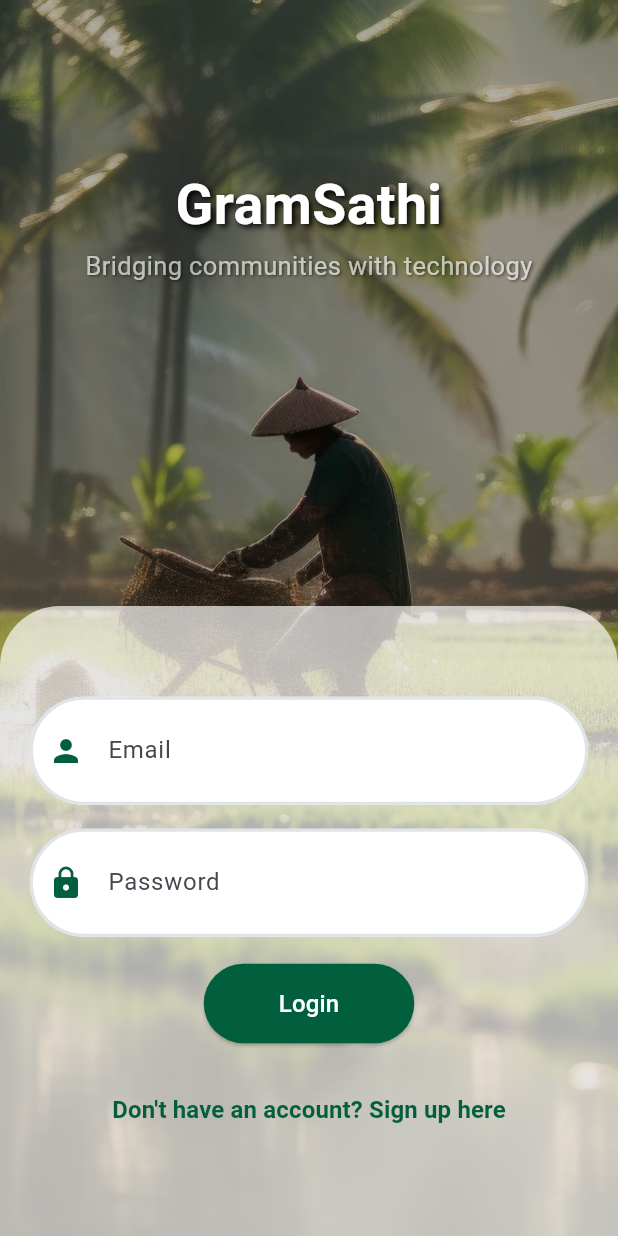
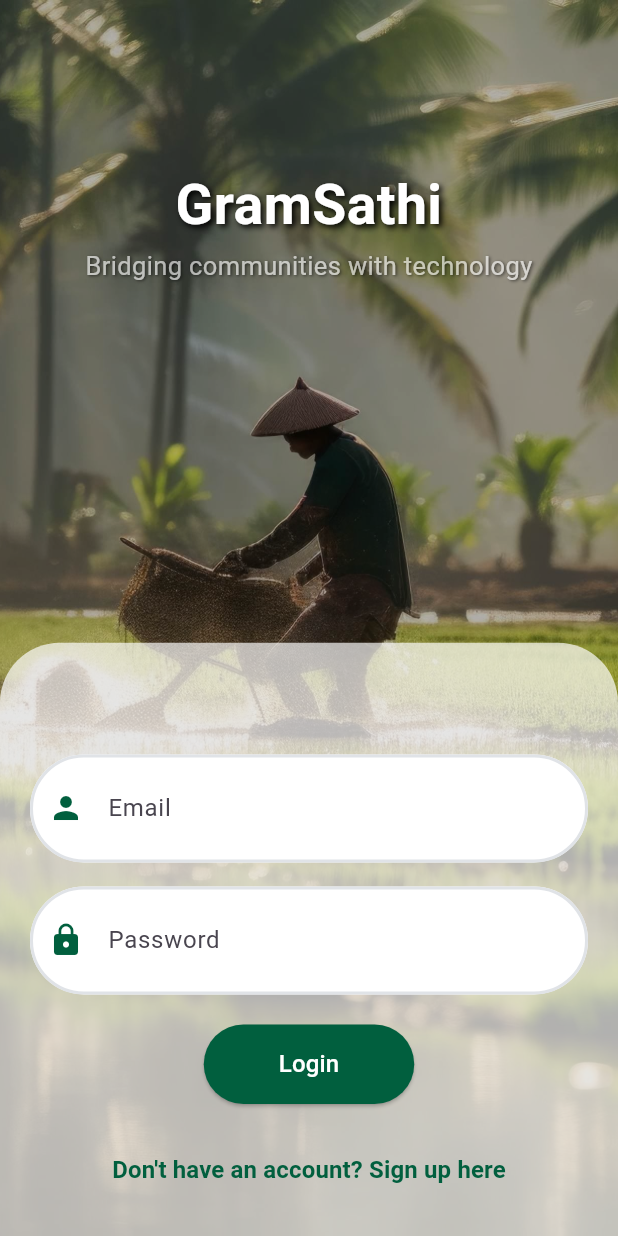
Before and after one commit to EbeyJoeRegi/GramSathi, a Flutter app: the screen it shows after launch, on a phone screen of 412 x 824 dp. Run offline on Flutter 3.47's test engine with Material 3 defaults, Android fonts, the phone set to English and light mode, and no system bars; our stand-ins replace animated_text_kit, google_fonts, weather_icons.

Commit message:
Revert Back

```diff
--- a/Application/lib/config.dart
+++ b/Application/lib/config.dart
@@ -1,3 +1,5 @@
 class AppConfig {
-  static const String baseUrl = 'http://192.168.5.1:3000';
+  //static const String baseUrl = 'http://192.168.213.1:3000'; //CHINMAYEE
+  static const String baseUrl = 'http://192.168.5.1:3000'; //EbeyJoeRegi
+  //comment the unused baseUrl when not in use
 }
--- a/Application/lib/screens/login_screen.dart
+++ b/Application/lib/screens/login_screen.dart
@@ -206,14 +206,11 @@ class _LoginScreenState extends State<LoginScreen>
             ),
           ),
           // White background for the input fields
-          Align(
-            alignment: Alignment.bottomCenter,
-            child: SingleChildScrollView(
-              reverse: true, // ensures scroll adjusts when keyboard opens
+          SingleChildScrollView(
             child: Container(
-                height: 420,
+              height: 450,
               margin: EdgeInsets.only(
-                  top: MediaQuery.of(context).size.height * 0.45,
+                top: MediaQuery.of(context).size.height * 0.52,
               ),
               decoration: BoxDecoration(
                 color: Colors.white.withOpacity(0.68),
@@ -227,8 +224,7 @@ class _LoginScreenState extends State<LoginScreen>
                     controller: _usernameController,
                     decoration: InputDecoration(
                       hintText: 'Email',
-                        prefixIcon:
-                            Icon(Icons.person, color: Color(0xff015F3E)),
+                      prefixIcon: Icon(Icons.person, color: Color(0xff015F3E)),
                       enabledBorder: OutlineInputBorder(
                         borderSide:
                             BorderSide(color: Color(0xFFE0E3E7), width: 2),
@@ -264,15 +260,14 @@ class _LoginScreenState extends State<LoginScreen>
                       contentPadding: EdgeInsets.all(24),
                     ),
                   ),
-                    SizedBox(height: 18),
+                  SizedBox(height: 20),
                   _isLoading
                       ? CircularProgressIndicator()
                       : ElevatedButton(
                           onPressed: _login,
                           child: Text(
                             'Login',
-                              style:
-                                  TextStyle(fontSize: 16, color: Colors.white),
+                            style: TextStyle(fontSize: 16, color: Colors.white),
                           ),
                           style: ElevatedButton.styleFrom(
                             backgroundColor:
@@ -285,7 +280,7 @@ class _LoginScreenState extends State<LoginScreen>
                           ),
                         ),
                   if (_errorMessage.isNotEmpty) ...[
-                      SizedBox(height: 18),
+                    SizedBox(height: 20),
                     Text(
                       _errorMessage,
                       style: TextStyle(
@@ -299,8 +294,7 @@ class _LoginScreenState extends State<LoginScreen>
                     onPressed: () {
                       Navigator.push(
                         context,
-                          MaterialPageRoute(
-                              builder: (context) => SignupScreen()),
+                        MaterialPageRoute(builder: (context) => SignupScreen()),
                       );
                     },
                     child: Text(
@@ -316,7 +310,6 @@ class _LoginScreenState extends State<LoginScreen>
               ),
             ),
           ),
-          ),
         ],
       ),
     );
--- a/Application/pubspec.yaml
+++ b/Application/pubspec.yaml
@@ -49,12 +49,13 @@ flutter:
     - assets\images\user.png
     - assets\images\admin.png
     - assets/images/bgleaf.jpg
+    - assets/images/bgvillage.webp
+    - assets/images/bgvillage2.avif
     - assets/images/bgvillage3.png
     - assets/images/bgvillage7.jpg
     - assets/images/bgvillage8.jpg
     - assets/images/bgvillage7.jpg
     - assets/images/bgvillage9.jpeg
-    - assets/images/bgvillage10.jpeg
 
   fonts:
     - family: Plus Jakarta Sans
```
Also changed, not shown: Application/assets/images/bgvillage.webp (added), Application/assets/images/bgvillage10.jpeg (deleted), 2 other files. Lines whose indentation alone changed are shown as unchanged.
